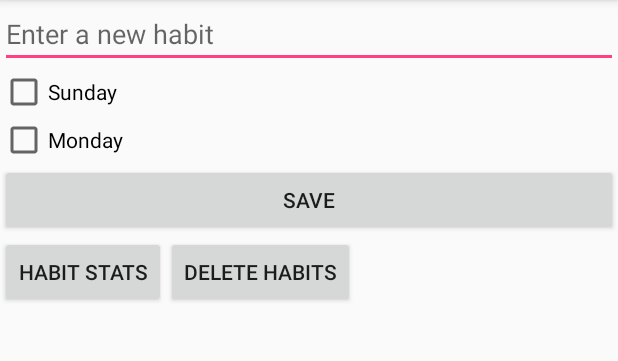
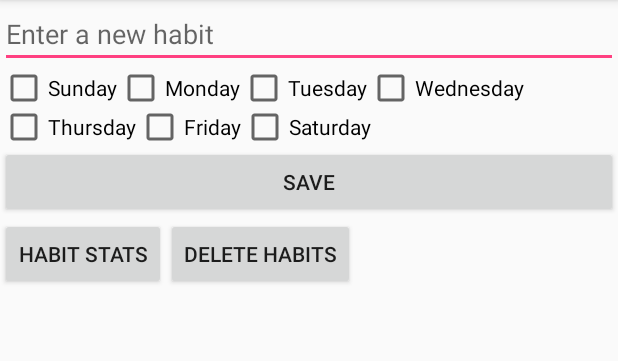
Before and after one commit to mack1070101/as1, an Android app: the screen it shows after launch (MainActivity), on a phone screen of 412 x 824 dp, the part 84-445 px from its top. Run offline under Robolectric (Android 15) with nearby library versions, the phone set to English and light mode, and no system bars.

Commit message:
setup GUI; brought up to lonely twit. Save no work

```diff
--- a/bligh-HabitTracker/app/build.gradle
+++ b/bligh-HabitTracker/app/build.gradle
@@ -20,7 +20,8 @@ android {
 }
 
 dependencies {
-    compile fileTree(dir: 'libs', include: ['*.jar'])
+    compile fileTree(include: ['*.jar'], dir: 'libs')
     testCompile 'junit:junit:4.12'
     compile 'com.android.support:appcompat-v7:24.2.1'
+    compile 'com.google.code.gson:gson:2.7'
 }
--- a/bligh-HabitTracker/app/src/main/java/com/example/mackenzie/bligh_habittracker/Habit.java
+++ b/bligh-HabitTracker/app/src/main/java/com/example/mackenzie/bligh_habittracker/Habit.java
@@ -16,6 +16,11 @@ public abstract class Habit implements Habitable {
         this.name = name;
         this.dateEntered = new Date();
     }
+
+    public Habit(String name, Date dateEntered){
+        this.name = name;
+        this.dateEntered = dateEntered;
+    }
     public String getName() {
         return name;
     }
@@ -25,7 +30,6 @@ public abstract class Habit implements Habitable {
         this.name = name;
         }
 
-
     public Date getDateEntered() {
             return dateEntered;
         }
--- a/bligh-HabitTracker/app/src/main/java/com/example/mackenzie/bligh_habittracker/Habitable.java
+++ b/bligh-HabitTracker/app/src/main/java/com/example/mackenzie/bligh_habittracker/Habitable.java
@@ -8,7 +8,6 @@ import java.util.Date;
  */
 public interface Habitable {
     public String getName();
-    public Date getDate();
-    //public ArrayList<String> days; //String containing days of the week the habit exits
-
+    public Date getDateEntered();
+    //public ArrayList<String> days; //String containing days of the week the habit exit
 }
--- a/bligh-HabitTracker/app/src/main/java/com/example/mackenzie/bligh_habittracker/MainActivity.java
+++ b/bligh-HabitTracker/app/src/main/java/com/example/mackenzie/bligh_habittracker/MainActivity.java
@@ -2,13 +2,132 @@ package com.example.mackenzie.bligh_habittracker;
 
 import android.support.v7.app.AppCompatActivity;
 import android.os.Bundle;
+import android.view.View;
+import android.widget.ArrayAdapter;
+import android.widget.Button;
+import android.widget.CheckBox;
+import android.widget.EditText;
+import android.widget.ListView;
+
+import com.google.gson.Gson;
+import com.google.gson.reflect.TypeToken;
+
+import java.io.BufferedReader;
+import java.io.BufferedWriter;
+import java.io.FileInputStream;
+import java.io.FileNotFoundException;
+import java.io.FileOutputStream;
+import java.io.IOException;
+import java.io.InputStreamReader;
+import java.io.OutputStreamWriter;
+import java.lang.reflect.Type;
+import java.util.ArrayList;
+import java.util.Date;
+import java.util.List;
 
 public class MainActivity extends AppCompatActivity {
     private static final String FILENAME = "file.sav";
+    private EditText bodyText;
+    private ListView oldHabitList;
+
+    private ArrayList<Habit> habitList = new ArrayList<Habit>();
+
+    private ArrayAdapter<Habit> adapter;
 
     @Override
     protected void onCreate(Bundle savedInstanceState) {
         super.onCreate(savedInstanceState);
         setContentView(R.layout.activity_main);
+
+        bodyText = (EditText) findViewById(R.id.body);
+        Button saveHabit = (Button) findViewById(R.id.saveHabit);
+        final Button habitStats = (Button) findViewById(R.id.view_button);
+        Button habitRemoval = (Button) findViewById(R.id.delete_button);
+        CheckBox sundayBox = (CheckBox) findViewById(R.id.sunday);
+        CheckBox mondayBox = (CheckBox) findViewById(R.id.monday);
+        CheckBox tuesdayBox = (CheckBox) findViewById(R.id.tuesday);
+        CheckBox wednesdayBox = (CheckBox) findViewById(R.id.wednesday);
+        CheckBox thursdayBox = (CheckBox) findViewById(R.id.thursday);
+        CheckBox fridayBox = (CheckBox) findViewById(R.id.friday);
+        CheckBox saturdayBox = (CheckBox) findViewById(R.id.saturday);
+        oldHabitList = (ListView) findViewById(R.id.oldHabitList);
+
+        saveHabit.setOnClickListener(new View.OnClickListener() {
+            public void onClick(View v) {
+                setResult(RESULT_OK);
+                String text = bodyText.getText().toString();
+
+                Habit newHabit = new NormalHabit(text);
+                System.out.print(text);
+
+                habitList.add(newHabit);
+
+                adapter.notifyDataSetChanged();
+
+                saveInFile();
+
+
+            }
+        });
+
+        /*Must impliment view and removal buttons. As well as days
+        habitStats.setOnClickListener(new View.OnClickListener()){
+            when clicked, switch to habit stats activity
+        }*/
+        habitRemoval.setOnClickListener(new View.OnClickListener(){
+            public void onClick(View v){
+                setResult(RESULT_OK);
+                habitList.clear();
+                adapter.notifyDataSetChanged();
+
+                saveInFile();
+            }
+        });
+    }
+
+    protected void onStart() {
+        super.onStart();
+        loadFromFile();
+        adapter = new ArrayAdapter<Habit>(this, R.layout.list_item, habitList);
+        oldHabitList.setAdapter(adapter);
+    }
+
+    private void loadFromFile() {
+        try {
+            FileInputStream fis = openFileInput(FILENAME);
+            BufferedReader in = new BufferedReader(new InputStreamReader(fis));
+
+            Gson gson = new Gson();
+
+            Type listType = new TypeToken<ArrayList<NormalHabit>>() {}.getType();
+
+            habitList = gson.fromJson(in, listType);
+
+        } catch (FileNotFoundException e) {
+            // TODO Auto-generated catch block
+            habitList = new ArrayList<Habit>();
+        } catch (IOException e) {
+            // TODO Auto-generated catch block
+            throw new RuntimeException();
+        }
+
+    }
+
+    private void saveInFile(){
+        try{
+            FileOutputStream fos = openFileOutput(FILENAME,0);
+            BufferedWriter out = new BufferedWriter(new OutputStreamWriter(fos));
+
+            Gson gson = new Gson();
+            gson.toJson(habitList, out);
+            out.flush();
+            fos.close();
+        } catch (FileNotFoundException e) {
+            // TODO Auto-generated catch block
+            throw new RuntimeException();
+        } catch (IOException e) {
+            // TODO Auto-generated catch block
+            throw new RuntimeException();
+        }
     }
 }
--- a/bligh-HabitTracker/app/src/main/res/layout/activity_main.xml
+++ b/bligh-HabitTracker/app/src/main/res/layout/activity_main.xml
@@ -8,7 +8,15 @@
     <EditText android:id="@+id/body"
         android:layout_width ="fill_parent"
         android:layout_height="wrap_content"
-        android:hint="@string/edit_message" />
+        android:scrollbars="horizontal"
+        android:hint="@string/edit_message"
+        android:onClick="saveHabit"/>
+
+    <LinearLayout
+        android:orientation="horizontal"
+        android:layout_width="match_parent"
+        android:layout_height="26dp">
+
         <CheckBox
             android:layout_width="wrap_content"
             android:layout_height="wrap_content"
@@ -20,12 +28,51 @@
             android:layout_height="wrap_content"
             android:text="@string/monday"
             android:id="@+id/monday" />
+
+        <CheckBox
+            android:layout_width="wrap_content"
+            android:layout_height="wrap_content"
+            android:text="Tuesday"
+            android:id="@+id/tuesday" />
+
+        <CheckBox
+            android:layout_width="wrap_content"
+            android:layout_height="wrap_content"
+            android:text="Wednesday"
+            android:id="@+id/wednesday"
+            android:layout_gravity="center_horizontal" />
+
+    </LinearLayout>
+
+    <LinearLayout
+        android:orientation="horizontal"
+        android:layout_width="match_parent"
+        android:layout_height="26dp">
+
+        <CheckBox
+            android:layout_width="wrap_content"
+            android:layout_height="wrap_content"
+            android:text="Thursday"
+            android:id="@+id/thursday" />
+
+        <CheckBox
+            android:layout_width="wrap_content"
+            android:layout_height="wrap_content"
+            android:text="Friday"
+            android:id="@+id/friday" />
+
+        <CheckBox
+            android:layout_width="wrap_content"
+            android:layout_height="wrap_content"
+            android:text="Saturday"
+            android:id="@+id/saturday" />
+    </LinearLayout>
+
     <Button
         android:id="@+id/saveHabit"
         android:layout_width="fill_parent"
         android:layout_height="wrap_content"
-        android:text="@string/button_save"
-        android:onClick="saveHabit"/>
+        android:text="@string/button_save"/>
 
     <LinearLayout
         android:orientation="horizontal"
@@ -48,4 +95,10 @@
             android:layout_gravity="right" />
     </LinearLayout>
 
+    <ListView
+        android:layout_width="match_parent"
+        android:layout_height="wrap_content"
+        android:id="@+id/oldHabitList"
+        android:layout_gravity="center_horizontal" />
+
 </LinearLayout>
```
Also changed, not shown: bligh-HabitTracker/app/src/main/java/com/example/mackenzie/bligh_habittracker/NormalHabit.java (added, +11 -0 lines), bligh-HabitTracker/app/src/main/res/layout/list_item.xml (added, +7 -0 lines). Lines whose indentation alone changed are shown as unchanged.
